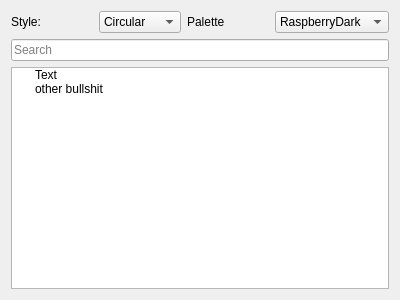
Above: ui/uifiles/special/Palette.ui from timofey260/RWE-Sharp before the change. Below: the same form after it.
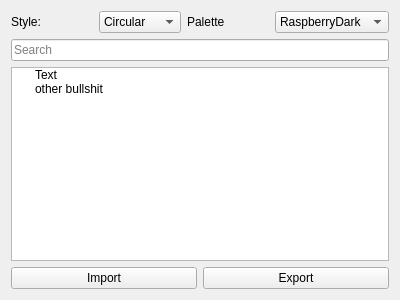
That is the form after the change.

```diff
--- a/ui/uifiles/special/Palette.ui
+++ b/ui/uifiles/special/Palette.ui
@@ -92,6 +92,24 @@
      </item>
     </widget>
    </item>
+   <item>
+    <layout class="QHBoxLayout" name="horizontalLayout_2">
+     <item>
+      <widget class="QPushButton" name="Import">
+       <property name="text">
+        <string>Import</string>
+       </property>
+      </widget>
+     </item>
+     <item>
+      <widget class="QPushButton" name="Export">
+       <property name="text">
+        <string>Export</string>
+       </property>
+      </widget>
+     </item>
+    </layout>
+   </item>
   </layout>
  </widget>
  <resources/>
```
